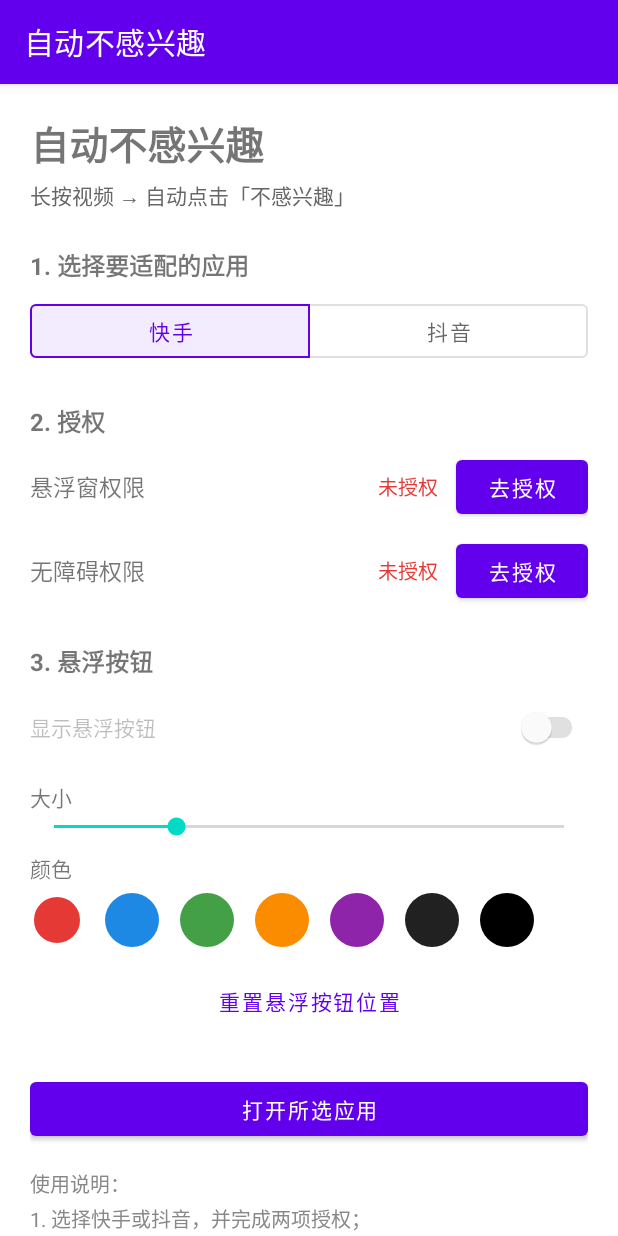
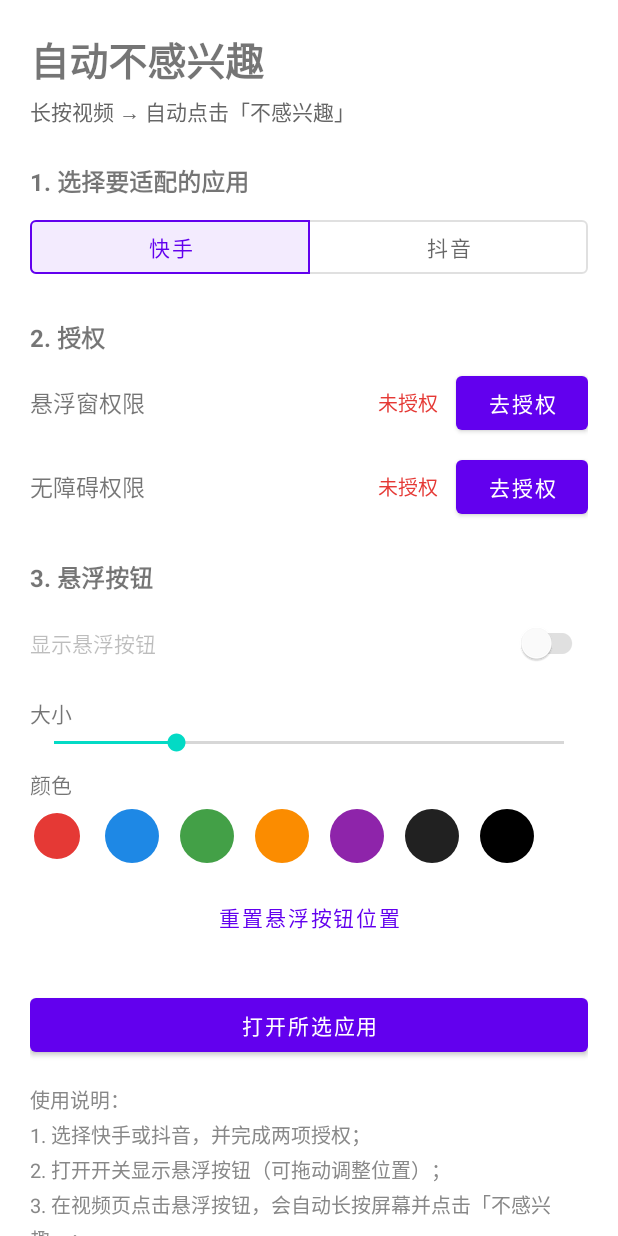
Before and after one commit to maomaozaida/Auto_Click_Dislike, an Android app: the screen it shows after launch (MainActivity), on a phone screen of 412 x 824 dp. Run offline under Robolectric (Android 15) with nearby library versions, the phone set to English and light mode, and no system bars.

Commit message:
v0.2.1：主页沉浸式全屏 + 悬浮按钮全区域可拖
- 主题改 NoActionBar 去掉紫色标题栏
- WindowCompat.setDecorFitsSystemWindows(false) 内容延伸全屏，
  状态栏/导航栏透明，内容用 WindowInsets padding 避让遮挡
- 状态栏图标颜色随日夜模式自动切换
- 悬浮窗加 FLAG_LAYOUT_NO_LIMITS + FLAG_LAYOUT_IN_SCREEN，
  允许拖到状态栏等全部屏幕区域

```diff
--- a/app/build.gradle.kts
+++ b/app/build.gradle.kts
@@ -11,8 +11,8 @@ android {
         applicationId = "com.example.autoclickdislike"
         minSdk = 24
         targetSdk = 36
-        versionCode = 12
-        versionName = "0.2.0"
+        versionCode = 13
+        versionName = "0.2.1"
 
         testInstrumentationRunner = "androidx.test.runner.AndroidJUnitRunner"
     }
--- a/app/src/main/java/com/example/autoclickdislike/FloatingAccessibilityService.kt
+++ b/app/src/main/java/com/example/autoclickdislike/FloatingAccessibilityService.kt
@@ -124,7 +124,10 @@ class FloatingAccessibilityService : AccessibilityService() {
 
         val params = WindowManager.LayoutParams(
             sizePx, sizePx, type,
-            WindowManager.LayoutParams.FLAG_NOT_FOCUSABLE,
+            // LAYOUT_NO_LIMITS：允许拖到状态栏/导航栏等全部屏幕区域
+            WindowManager.LayoutParams.FLAG_NOT_FOCUSABLE or
+                    WindowManager.LayoutParams.FLAG_LAYOUT_IN_SCREEN or
+                    WindowManager.LayoutParams.FLAG_LAYOUT_NO_LIMITS,
             PixelFormat.TRANSLUCENT
         ).apply {
             gravity = Gravity.TOP or Gravity.START
--- a/app/src/main/java/com/example/autoclickdislike/MainActivity.kt
+++ b/app/src/main/java/com/example/autoclickdislike/MainActivity.kt
@@ -47,7 +47,26 @@ class MainActivity : AppCompatActivity() {
 
     override fun onCreate(savedInstanceState: Bundle?) {
         super.onCreate(savedInstanceState)
+        // 沉浸式全屏：内容延伸到状态栏/导航栏区域，状态栏透明
+        androidx.core.view.WindowCompat.setDecorFitsSystemWindows(window, false)
+        val night = resources.configuration.uiMode and
+                android.content.res.Configuration.UI_MODE_NIGHT_MASK ==
+                android.content.res.Configuration.UI_MODE_NIGHT_YES
+        androidx.core.view.WindowInsetsControllerCompat(window, window.decorView).apply {
+            isAppearanceLightStatusBars = !night
+            isAppearanceLightNavigationBars = !night
+        }
         setContentView(R.layout.activity_main)
+
+        // 内容避开状态栏/导航栏（背景仍全屏延伸）
+        val root = findViewById<android.widget.ScrollView>(R.id.rootScroll)
+        androidx.core.view.ViewCompat.setOnApplyWindowInsetsListener(root) { v, insets ->
+            val bars = insets.getInsets(
+                androidx.core.view.WindowInsetsCompat.Type.systemBars()
+            )
+            v.setPadding(bars.left, bars.top, bars.right, bars.bottom)
+            insets
+        }
 
         prefs = getSharedPreferences(FloatingAccessibilityService.PREFS, Context.MODE_PRIVATE)
 
--- a/app/src/main/res/layout/activity_main.xml
+++ b/app/src/main/res/layout/activity_main.xml
@@ -1,6 +1,7 @@
 <?xml version="1.0" encoding="utf-8"?>
 <ScrollView xmlns:android="http://schemas.android.com/apk/res/android"
     xmlns:app="http://schemas.android.com/apk/res-auto"
+    android:id="@+id/rootScroll"
     android:layout_width="match_parent"
     android:layout_height="match_parent"
     android:fillViewport="true">
--- a/app/src/main/res/values-night/themes.xml
+++ b/app/src/main/res/values-night/themes.xml
@@ -1,6 +1,6 @@
 <resources xmlns:tools="http://schemas.android.com/tools">
     <!-- Base application theme. -->
-    <style name="Theme.AutoClickDislike" parent="Theme.MaterialComponents.DayNight.DarkActionBar">
+    <style name="Theme.AutoClickDislike" parent="Theme.MaterialComponents.DayNight.NoActionBar">
         <!-- Primary brand color. -->
         <item name="colorPrimary">@color/purple_200</item>
         <item name="colorPrimaryVariant">@color/purple_700</item>
@@ -9,8 +9,8 @@
         <item name="colorSecondary">@color/teal_200</item>
         <item name="colorSecondaryVariant">@color/teal_200</item>
         <item name="colorOnSecondary">@color/black</item>
-        <!-- Status bar color. -->
-        <item name="android:statusBarColor">?attr/colorPrimaryVariant</item>
-        <!-- Customize your theme here. -->
+        <!-- 沉浸式：状态栏透明，内容延伸全屏 -->
+        <item name="android:statusBarColor">@android:color/transparent</item>
+        <item name="android:navigationBarColor">@android:color/transparent</item>
     </style>
 </resources>
--- a/app/src/main/res/values/themes.xml
+++ b/app/src/main/res/values/themes.xml
@@ -1,6 +1,6 @@
 <resources xmlns:tools="http://schemas.android.com/tools">
     <!-- Base application theme. -->
-    <style name="Theme.AutoClickDislike" parent="Theme.MaterialComponents.DayNight.DarkActionBar">
+    <style name="Theme.AutoClickDislike" parent="Theme.MaterialComponents.DayNight.NoActionBar">
         <!-- Primary brand color. -->
         <item name="colorPrimary">@color/purple_500</item>
         <item name="colorPrimaryVariant">@color/purple_700</item>
@@ -9,8 +9,9 @@
         <item name="colorSecondary">@color/teal_200</item>
         <item name="colorSecondaryVariant">@color/teal_700</item>
         <item name="colorOnSecondary">@color/black</item>
-        <!-- Status bar color. -->
-        <item name="android:statusBarColor">?attr/colorPrimaryVariant</item>
-        <!-- Customize your theme here. -->
+        <!-- 沉浸式：状态栏透明，内容延伸全屏 -->
+        <item name="android:statusBarColor">@android:color/transparent</item>
+        <item name="android:navigationBarColor">@android:color/transparent</item>
+        <item name="android:windowLightStatusBar">true</item>
     </style>
 </resources>
```
